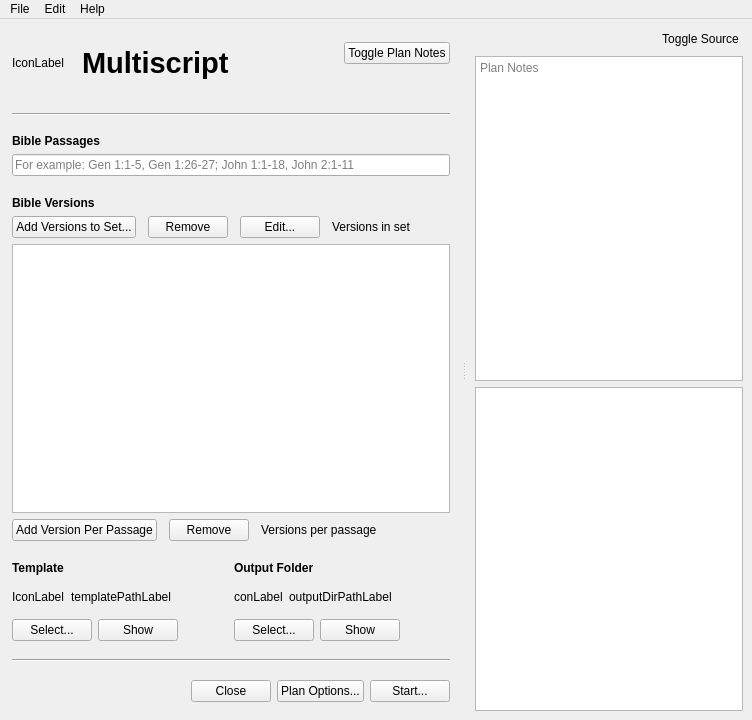
Old version of the form multiscript/ui/main_window.ui in the repository multiscript/multiscript.
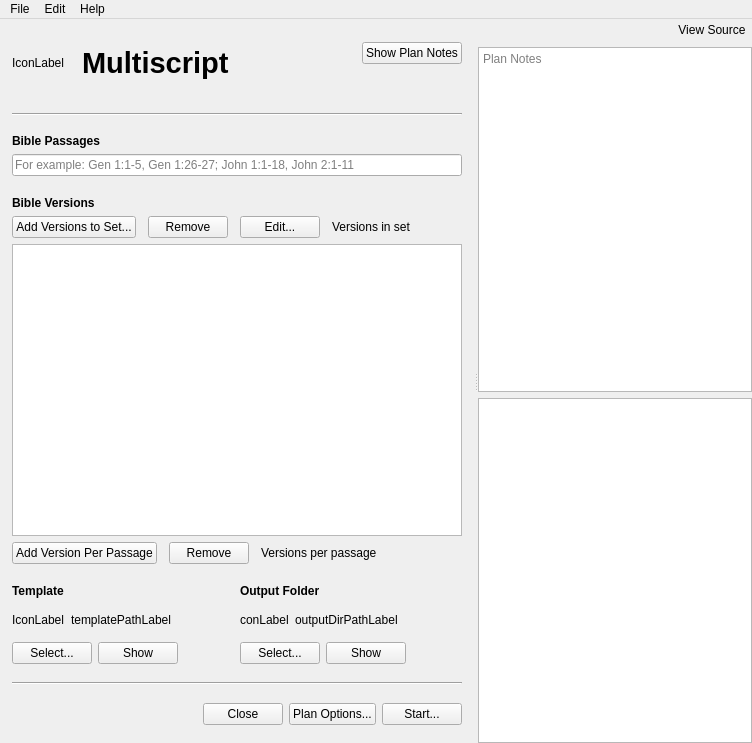
New version of the form. Custom widgets are drawn as their Qt base class.

Commit message: Toggle plan notes visibility

```diff
--- a/multiscript/ui/main_window.ui
+++ b/multiscript/ui/main_window.ui
@@ -7,7 +7,7 @@
     <x>0</x>
     <y>0</y>
     <width>752</width>
-    <height>720</height>
+    <height>743</height>
    </rect>
   </property>
   <property name="sizePolicy">
@@ -132,7 +132,10 @@
                <item>
                 <widget class="QPushButton" name="togglePlanNotesButton">
                  <property name="text">
-                  <string>Toggle Plan Notes</string>
+                  <string>Show Plan Notes</string>
+                 </property>
+                 <property name="checkable">
+                  <bool>true</bool>
                  </property>
                 </widget>
                </item>
@@ -581,9 +584,6 @@
         </item>
        </layout>
       </widget>
-      <widget class="QWidget" name="verticalLayoutWidget_2">
-       <layout class="QVBoxLayout" name="sidePanelLayout">
-        <item>
          <widget class="QWidget" name="sidePanelWidget" native="true">
           <property name="sizePolicy">
            <sizepolicy hsizetype="MinimumExpanding" vsizetype="MinimumExpanding">
@@ -616,7 +616,10 @@
              <item>
               <widget class="QPushButton" name="toggleSourceButton">
                <property name="text">
-                <string>Toggle Source</string>
+             <string>View Source</string>
+            </property>
+            <property name="checkable">
+             <bool>true</bool>
                </property>
                <property name="flat">
                 <bool>true</bool>
@@ -640,7 +643,7 @@
               </size>
              </property>
              <property name="readOnly">
-              <bool>true</bool>
+           <bool>false</bool>
              </property>
              <property name="tabStopDistance">
               <double>20.000000000000000</double>
@@ -654,9 +657,10 @@
             </widget>
            </item>
            <item>
-            <widget class="QPlainTextEdit" name="planNotesPlainTextEdit"/>
-           </item>
-          </layout>
+         <widget class="QPlainTextEdit" name="planNotesPlainTextEdit">
+          <property name="tabStopDistance">
+           <double>20.000000000000000</double>
+          </property>
          </widget>
         </item>
        </layout>
```
Left out of the diff: 7 changed lines with no effect on the pictures. Lines whose indentation alone changed are shown as unchanged. The commit also changes 2 other files.
